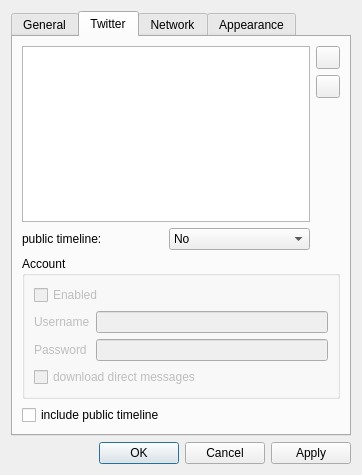
First picture: the form in qtwitter-app/ui/settings.ui, repository ayoy/qtwitter, before the edit.
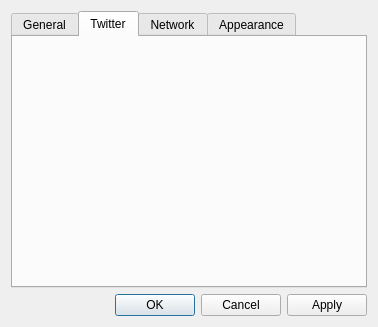
Second picture: the form after the edit. The open tabs and pages were chosen to show the change. Icons and pictures are not drawn. Custom widgets are drawn as their Qt base class.

Commit message: Accounts-related stuff separated from Settings class.

Diff of the .ui file:
```diff
--- a/qtwitter-app/ui/settings.ui
+++ b/qtwitter-app/ui/settings.ui
@@ -6,8 +6,8 @@
    <rect>
     <x>0</x>
     <y>0</y>
-    <width>362</width>
-    <height>475</height>
+    <width>378</width>
+    <height>327</height>
    </rect>
   </property>
   <property name="sizePolicy">
@@ -174,188 +174,7 @@
       </attribute>
       <layout class="QVBoxLayout" name="verticalLayout_7">
        <item>
-        <layout class="QHBoxLayout" name="horizontalLayout_2">
-         <item>
-          <layout class="QVBoxLayout" name="verticalLayout">
-           <property name="spacing">
-            <number>6</number>
-           </property>
-           <item>
-            <widget class="AccountsView" name="usersView">
-             <property name="horizontalScrollBarPolicy">
-              <enum>Qt::ScrollBarAsNeeded</enum>
-             </property>
-             <property name="selectionMode">
-              <enum>QAbstractItemView::SingleSelection</enum>
-             </property>
-             <property name="selectionBehavior">
-              <enum>QAbstractItemView::SelectRows</enum>
-             </property>
-             <property name="indentation">
-              <number>0</number>
-             </property>
-             <property name="itemsExpandable">
-              <bool>false</bool>
-             </property>
-             <property name="wordWrap">
-              <bool>true</bool>
-             </property>
-             <property name="expandsOnDoubleClick">
-              <bool>false</bool>
-             </property>
-            </widget>
-           </item>
-           <item>
-            <layout class="QHBoxLayout" name="horizontalLayout">
-             <item>
-              <widget class="QLabel" name="publicTimelineLabel">
-               <property name="text">
-                <string>public timeline:</string>
-               </property>
-              </widget>
-             </item>
-             <item>
-              <widget class="QComboBox" name="publicTimelineComboBox">
-               <item>
-                <property name="text">
-                 <string>No</string>
-                </property>
-               </item>
-               <item>
-                <property name="text">
-                 <string>Twitter</string>
-                </property>
-               </item>
-               <item>
-                <property name="text">
-                 <string>Identi.ca</string>
-                </property>
-               </item>
-               <item>
-                <property name="text">
-                 <string>Both</string>
-                </property>
-               </item>
-              </widget>
-             </item>
-            </layout>
-           </item>
-          </layout>
-         </item>
-         <item>
-          <layout class="QVBoxLayout" name="verticalLayout_4">
-           <item>
-            <widget class="QToolButton" name="addAccountButton">
-             <property name="icon">
-              <iconset resource="../res/resources.qrc">
-               <normaloff>:/icons/add_48.png</normaloff>:/icons/add_48.png</iconset>
-             </property>
-            </widget>
-           </item>
-           <item>
-            <widget class="QToolButton" name="deleteAccountButton">
-             <property name="icon">
-              <iconset resource="../res/resources.qrc">
-               <normaloff>:/icons/cancel_48.png</normaloff>:/icons/cancel_48.png</iconset>
-             </property>
-            </widget>
-           </item>
-           <item>
-            <spacer name="verticalSpacer_3">
-             <property name="orientation">
-              <enum>Qt::Vertical</enum>
-             </property>
-             <property name="sizeHint" stdset="0">
-              <size>
-               <width>20</width>
-               <height>40</height>
-              </size>
-             </property>
-            </spacer>
-           </item>
-          </layout>
-         </item>
-        </layout>
-       </item>
-       <item>
-        <widget class="QGroupBox" name="accountGroupBox">
-         <property name="enabled">
-          <bool>true</bool>
-         </property>
-         <property name="title">
-          <string>Account</string>
-         </property>
-         <layout class="QVBoxLayout" name="verticalLayout_5">
-          <item>
-           <widget class="QCheckBox" name="accountEnabledCheckBox">
-            <property name="enabled">
-             <bool>false</bool>
-            </property>
-            <property name="text">
-             <string>Enabled</string>
-            </property>
-           </widget>
-          </item>
-          <item>
-           <layout class="QGridLayout" name="gridLayout_4">
-            <item row="0" column="0">
-             <widget class="QLabel" name="accountLoginLabel">
-              <property name="enabled">
-               <bool>false</bool>
-              </property>
-              <property name="text">
-               <string>Username</string>
-              </property>
-             </widget>
-            </item>
-            <item row="0" column="1">
-             <widget class="QLineEdit" name="accountLoginEdit">
-              <property name="enabled">
-               <bool>false</bool>
-              </property>
-             </widget>
-            </item>
-            <item row="1" column="0">
-             <widget class="QLabel" name="accountPasswordLabel">
-              <property name="enabled">
-               <bool>false</bool>
-              </property>
-              <property name="text">
-               <string>Password</string>
-              </property>
-             </widget>
-            </item>
-            <item row="1" column="1">
-             <widget class="QLineEdit" name="accountPasswordEdit">
-              <property name="enabled">
-               <bool>false</bool>
-              </property>
-              <property name="echoMode">
-               <enum>QLineEdit::Password</enum>
-              </property>
-             </widget>
-            </item>
-           </layout>
-          </item>
-          <item>
-           <widget class="QCheckBox" name="accountDMCheckBox">
-            <property name="enabled">
-             <bool>false</bool>
-            </property>
-            <property name="text">
-             <string>download direct messages</string>
-            </property>
-           </widget>
-          </item>
-         </layout>
-        </widget>
-       </item>
-       <item>
-        <widget class="QCheckBox" name="publicTimelineCheckBox">
-         <property name="text">
-          <string>include public timeline</string>
-         </property>
-        </widget>
+        <widget class="QWidget" name="widget" native="true"/>
        </item>
       </layout>
      </widget>
@@ -503,13 +322,6 @@
    </item>
   </layout>
  </widget>
- <customwidgets>
-  <customwidget>
-   <class>AccountsView</class>
-   <extends>QTreeView</extends>
-   <header>accountsview.h</header>
-  </customwidget>
- </customwidgets>
  <tabstops>
   <tabstop>buttonBox</tabstop>
   <tabstop>refreshCombo</tabstop>
```
Left out of the diff: 13 changed lines with no effect on the pictures. The commit also changes 15 other files.
